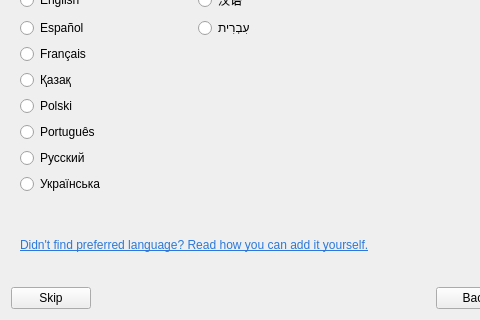
The window that src/bin/scenarist-desktop/UserInterfaceLayer/Onboarding/OnboardingView.ui (dimkanovikov/KITScenarist) describes before a commit, drawn with Qt 5; both pictures show x 0 to 480 and y 139 to 459 of the 613 by 459 pixel window.
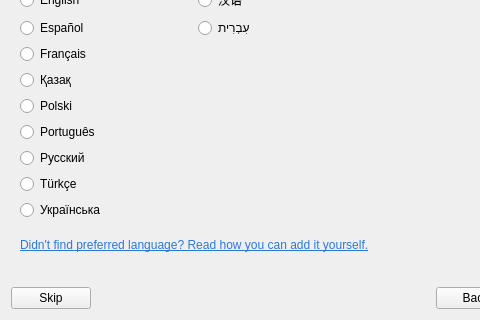
The same window after the commit. Custom widgets are drawn as their Qt base class.

Commit message: Added Turkish translation and spell checker

Diff of the .ui file:
```diff
--- a/src/bin/scenarist-desktop/UserInterfaceLayer/Onboarding/OnboardingView.ui
+++ b/src/bin/scenarist-desktop/UserInterfaceLayer/Onboarding/OnboardingView.ui
@@ -165,7 +165,7 @@
          </property>
         </widget>
        </item>
-       <item row="13" column="0">
+       <item row="14" column="0">
         <widget class="QRadioButton" name="ukrainian">
          <property name="text">
           <string>Українська</string>
@@ -183,7 +183,7 @@
          </property>
         </widget>
        </item>
-       <item row="15" column="0" colspan="2">
+       <item row="16" column="0" colspan="2">
         <widget class="QLabel" name="label_2">
          <property name="text">
           <string>&lt;a href=&quot;https://github.com/dimkanovikov/KITScenarist/wiki/How-to-add-the-translation-of-KIT-Scenarist-to-your-native-language-or-improve-one-of-existing%3F&quot; style=&quot;color:#2b78da;&quot;&gt;Didn't find preferred language? Read how you can add it yourself.&lt;/a&gt;</string>
@@ -193,7 +193,7 @@
          </property>
         </widget>
        </item>
-       <item row="14" column="0">
+       <item row="15" column="0">
         <spacer name="verticalSpacer">
          <property name="orientation">
           <enum>Qt::Vertical</enum>
@@ -240,6 +240,16 @@
          </property>
         </widget>
        </item>
+       <item row="13" column="0">
+        <widget class="QRadioButton" name="turkish">
+         <property name="text">
+          <string>Türkçe</string>
+         </property>
+         <property name="checked">
+          <bool>false</bool>
+         </property>
+        </widget>
+       </item>
       </layout>
      </widget>
      <widget class="QWidget" name="themePage">
@@ -644,8 +654,8 @@
            <rect>
             <x>0</x>
             <y>0</y>
-            <width>297</width>
-            <height>472</height>
+            <width>257</width>
+            <height>393</height>
            </rect>
           </property>
           <layout class="QGridLayout" name="gridLayout_9">
```
The commit also changes 9 other files.
